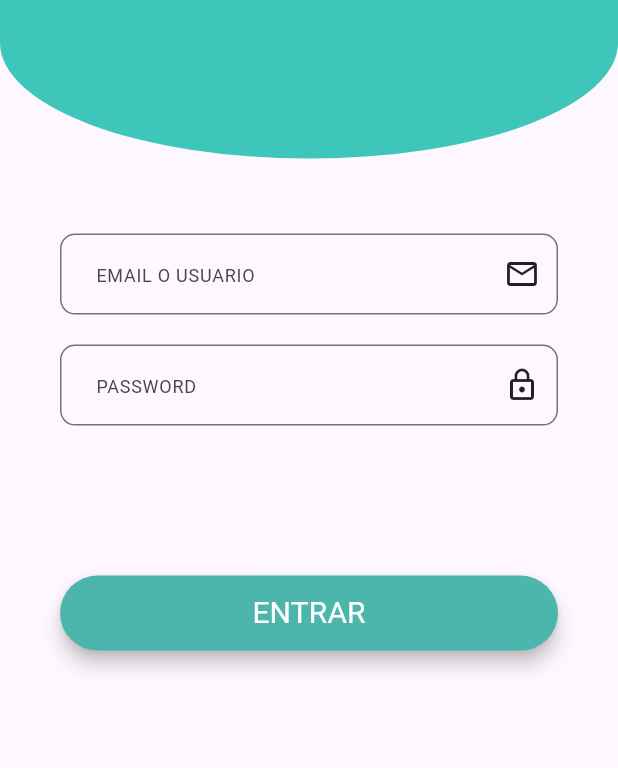
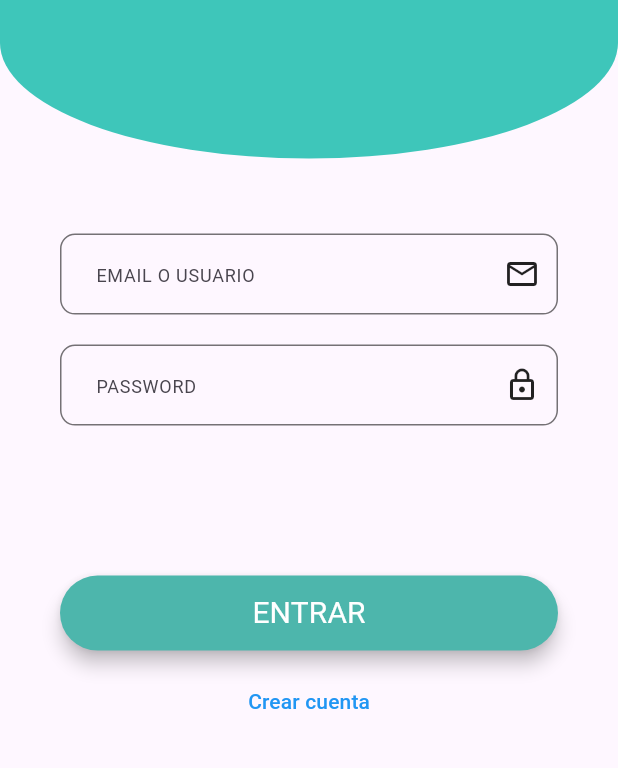
Before and after one commit to jorchrbc/marketplace, a Flutter app: the LoginScreen screen opened directly, on a phone screen of 412 x 824 dp, the part 274-1042 px from its top. Run offline on Flutter 3.47's test engine with Material 3 defaults, Android fonts, the phone set to English and light mode, and no system bars; our stand-ins replace go_router.

Commit message:
Agregar el boton de registar en la pantalla login

```diff
--- a/lib/presentation/screens/login.dart
+++ b/lib/presentation/screens/login.dart
@@ -179,7 +179,22 @@ class _LoginScreenState extends State<LoginScreen> {
                         ),
                       ),
                     ),
-                    const SizedBox(height: 20),
+                    const SizedBox(height: 10),
+
+                    // Boton CREAR CUENTA
+                    TextButton(
+                      onPressed: () {
+                        // Acción para crear cuenta
+                      },
+                      child: const Text(
+                        'Crear cuenta',
+                        style: TextStyle(
+                          color: Colors.blue,
+                          fontSize: 14,
+                          fontWeight: FontWeight.w500,
+                        ),
+                      ),
+                    ),
                   ],
                 ),
               ),
```
